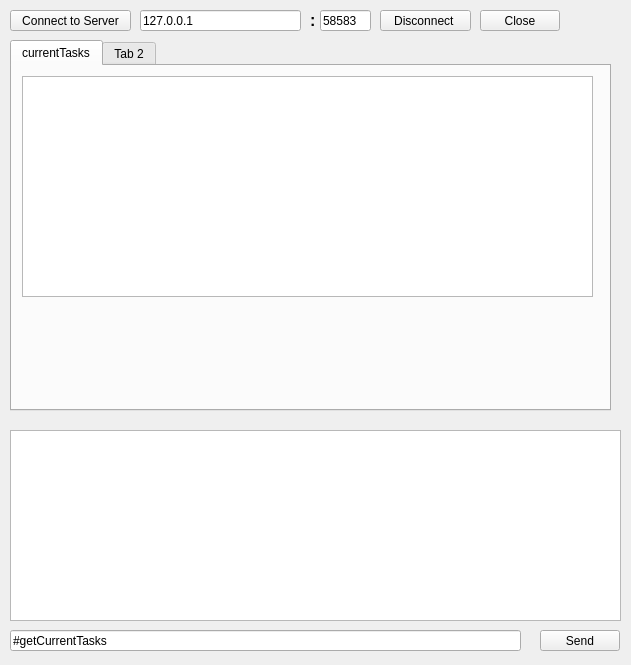
Above: mainwidget.ui from nikifor511/elclient before the change. Below: the same form after it.
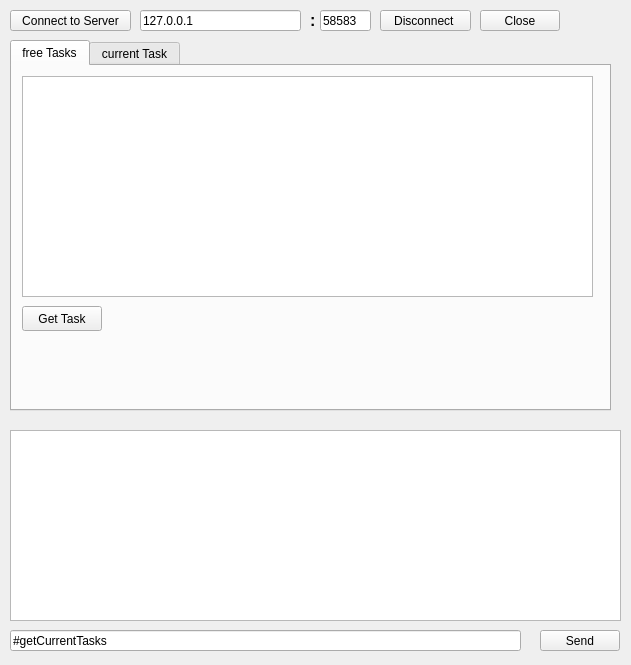
That is the form after the change.

What changed in the file:
```diff
--- a/mainwidget.ui
+++ b/mainwidget.ui
@@ -148,7 +148,7 @@
    </property>
    <widget class="QWidget" name="currentTasks">
     <attribute name="title">
-     <string>currentTasks</string>
+     <string>free Tasks</string>
     </attribute>
     <widget class="QTableView" name="currentTasksTableView">
      <property name="geometry">
@@ -160,10 +160,23 @@
       </rect>
      </property>
     </widget>
+    <widget class="QPushButton" name="getTaskButton">
+     <property name="geometry">
+      <rect>
+       <x>10</x>
+       <y>240</y>
+       <width>80</width>
+       <height>25</height>
+      </rect>
+     </property>
+     <property name="text">
+      <string>Get Task</string>
+     </property>
+    </widget>
    </widget>
    <widget class="QWidget" name="tab_2">
     <attribute name="title">
-     <string>Tab 2</string>
+     <string>current Task</string>
     </attribute>
    </widget>
   </widget>
```
Left out of the diff: 4 changed lines with no effect on the pictures.
